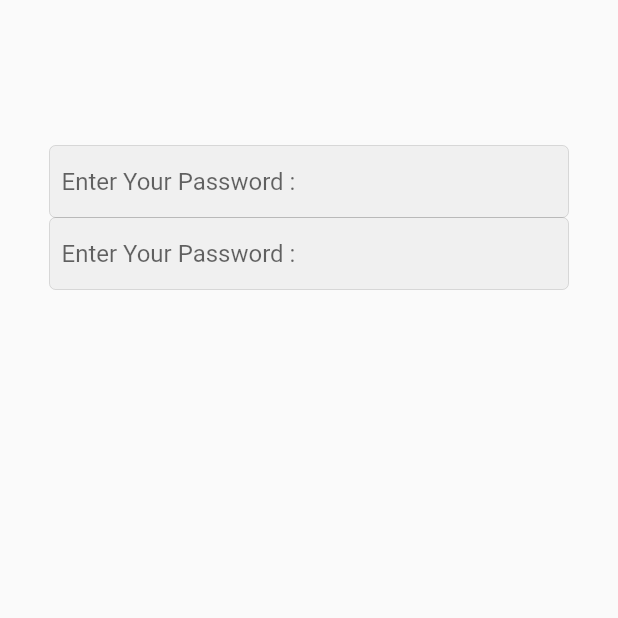
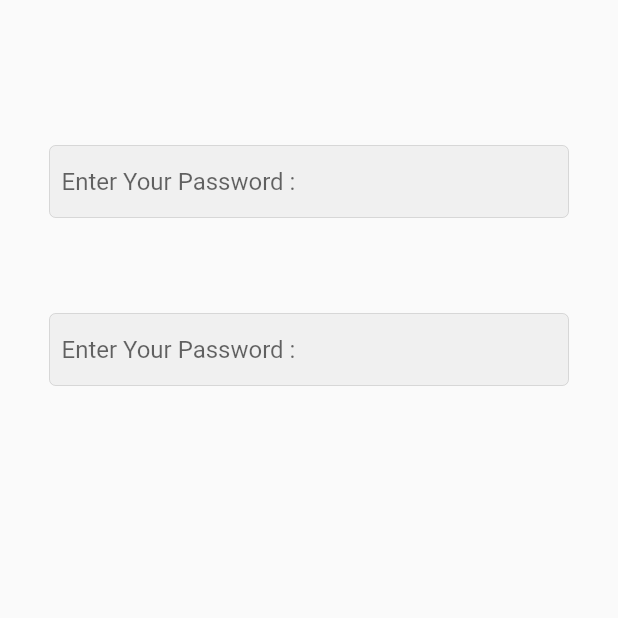
Before and after one commit to AyaEidAttya/E-commerce-app, a Flutter app: the screen it shows after launch, on a phone screen of 412 x 824 dp, the top half of it. Run offline on Flutter 3.47's test engine with Material 2 defaults, Android fonts, the phone set to English and light mode, and no system bars.

Commit message:
add sized box

```diff
--- a/lib/pages/logine.dart/login.dart
+++ b/lib/pages/logine.dart/login.dart
@@ -26,7 +26,7 @@ class login extends StatelessWidget {
               filled: true,
               contentPadding: const EdgeInsets.all(8),
             )),
-
+             SizedBox(height: 64,),
               TextField(
             keyboardType: TextInputType.text,
             obscureText: true,
```
